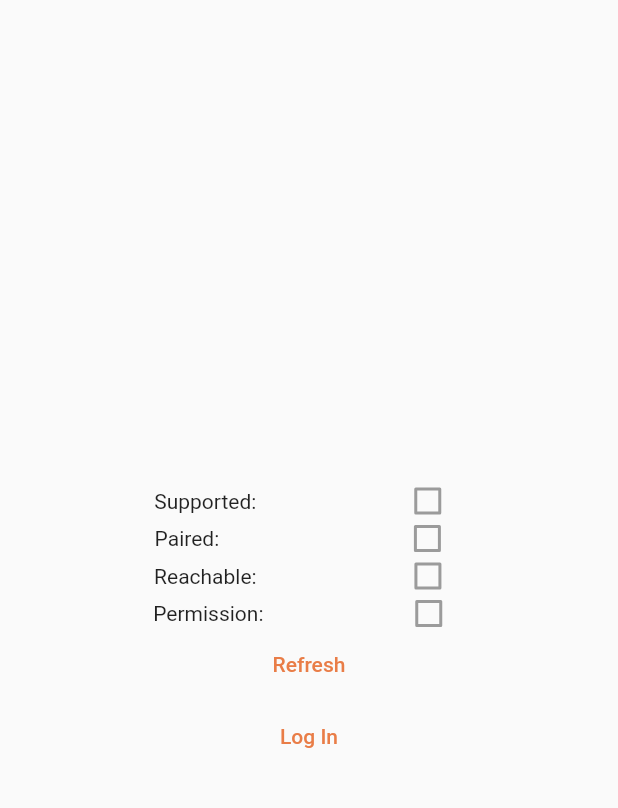
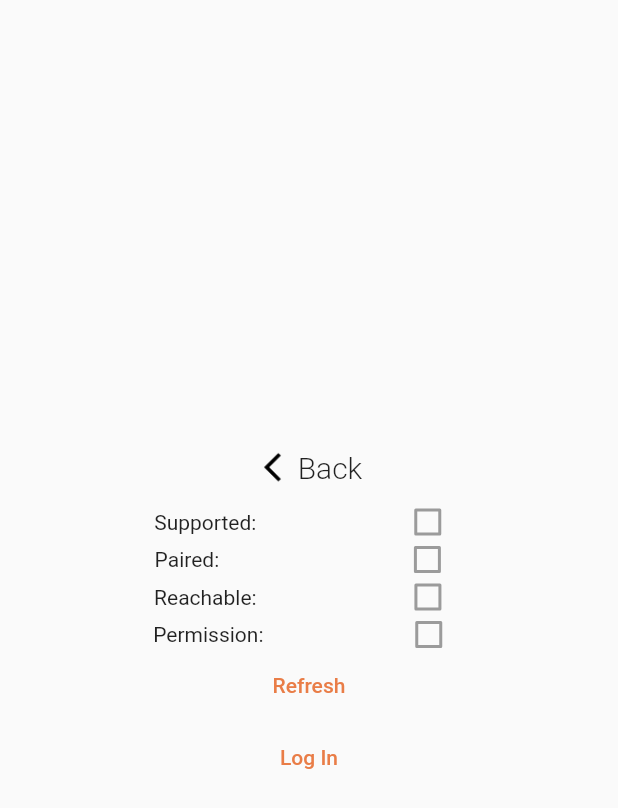
Before and after one commit to Google-Solution-Challenge-Metu/CanYouHearMe, a Flutter app: the wear_login screen opened directly, on a phone screen of 412 x 824 dp. Shown: the top 808 px of the screen. Run offline on Flutter 3.47's test engine with Material 2 defaults, Android fonts, the phone set to English and light mode, and no system bars; our stand-ins replace audioplayers, cloud_firestore, firebase_auth, firebase_core, flutter_svg, geocoding and 10 more; missing offline and left inert: custom_info_window, flutter_inappwebview, google_maps_flutter_android, google_maps_flutter_platform_interface, google_maps_place_picker_mb, rotary_scrollbar and 3 more; accounts and stored records are empty; project files that could hold a hidden picture were left out.

Commit message:
WearOS updated

```diff
--- a/lib/wearOS_module/wear_login.dart
+++ b/lib/wearOS_module/wear_login.dart
@@ -1,10 +1,12 @@
 import 'dart:async';
 import 'dart:io';
 
+import 'package:dietapp/wearOS_module/wear_intro.dart';
 import 'package:dietapp/wearOS_module/wear_sos.dart';
 import 'package:flutter/material.dart';
 import 'package:dietapp/services/auth_service.dart';
 import 'package:firebase_auth/firebase_auth.dart';
+import 'package:google_fonts/google_fonts.dart';
 import 'package:watch_connectivity/watch_connectivity.dart';
 import 'package:watch_connectivity_garmin/watch_connectivity_garmin.dart';
 import 'package:wear/wear.dart';
@@ -177,7 +179,35 @@ class _wear_loginState extends State<wear_login> {
             child: Column(
               mainAxisAlignment: MainAxisAlignment.center,
               children: [
-                SizedBox(height: 15),
+                Padding(
+                  padding: const EdgeInsets.all(5.0),
+                  child: InkWell(
+                    child: Row(
+                      mainAxisAlignment: MainAxisAlignment.center,
+                      children: <Widget>[
+                        Image.asset(
+                          'assets/images/outline_arrow.png',
+                          height: 23,
+                        ),
+                        SizedBox(width: 5),
+                        Text(
+                          'Back',
+                          style: TextStyle(fontSize: 20, fontWeight: FontWeight.w300),
+
+                        )
+                      ],
+                    ),
+                    onTap: () => Navigator.pushReplacement(
+                      context,
+                      MaterialPageRoute(
+                        builder: (context) {
+                          return Intro_Wear();
+                        },
+                      ),
+                    ),
+                  ),
+                ),
+                SizedBox(height: 10),
                 Container(
                   height: 20,
                   child: Row(
```
Also changed, not shown: lib/wearOS_module/wear_intro.dart (+6 -1 lines), lib/wearOS_module/wear_location_test.dart (+67 -12 lines).
